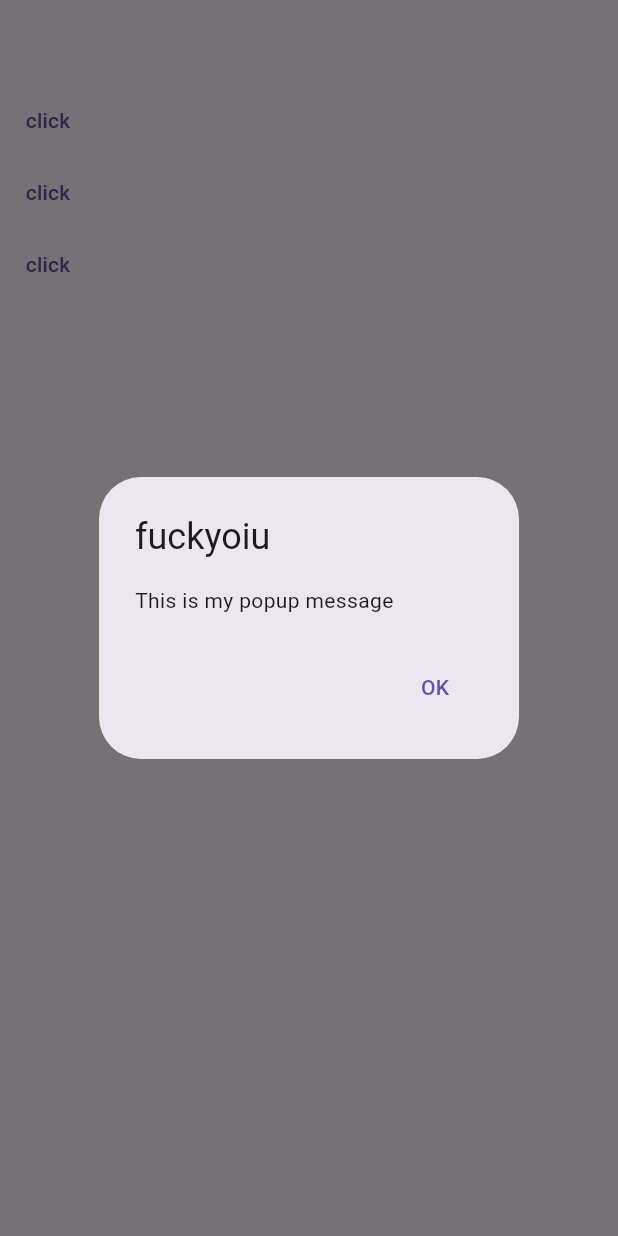
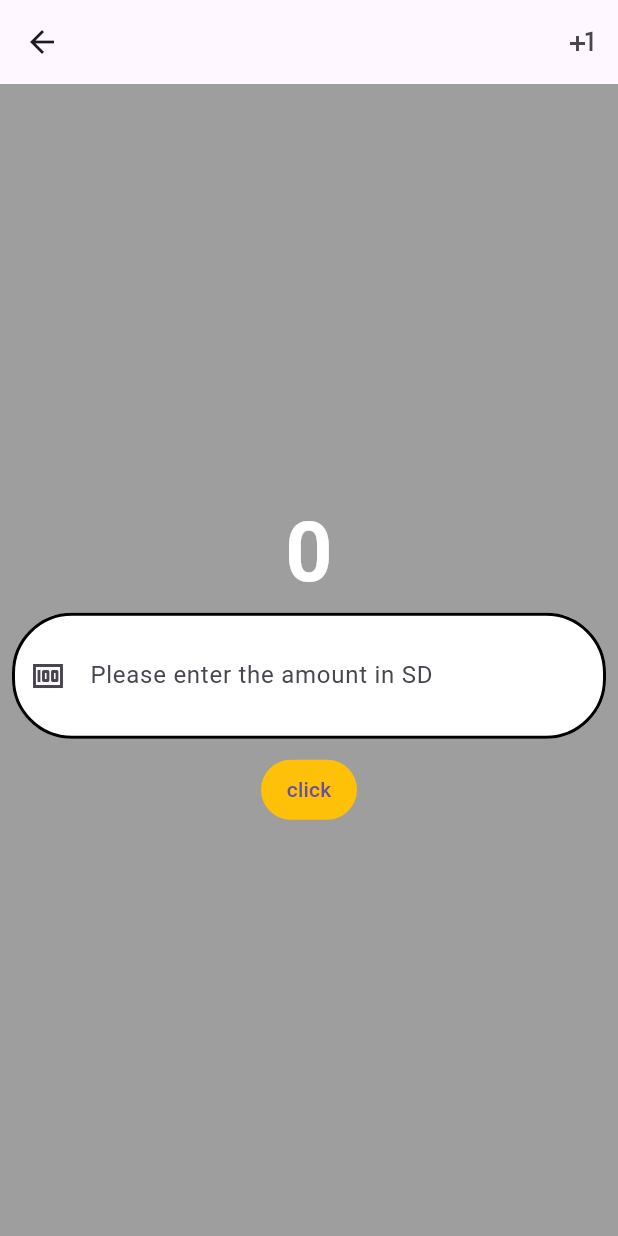
Before and after one commit to BitByBitCoder/Flutter-Tutorials, a Flutter app: the CurrencyConverter screen opened directly, after a tap on "click", on a phone screen of 412 x 824 dp. Run offline on Flutter 3.47's test engine with Material 3 defaults, Android fonts, the phone set to English and light mode, and no system bars.

Commit message:
Textbutton zir

```diff
--- a/currency_converter/currency_converter/lib/currency_converter.dart
+++ b/currency_converter/currency_converter/lib/currency_converter.dart
@@ -1,78 +1,78 @@
+import 'package:currency_converter/festures/constant.dart';
+import 'package:flutter/foundation.dart';
 import 'package:flutter/material.dart';
 
-class CurrencyConverter extends StatelessWidget {
-  const CurrencyConverter({super.key});
+class CurrencyConverter extends StatefulWidget {
+  CurrencyConverter({super.key});
+
+  @override
+  State<CurrencyConverter> createState() => _CurrencyConverterState();
+}
+
+class _CurrencyConverterState extends State<CurrencyConverter> {
+  List<String> Alist = ['hruiaia', 'kapatea', 'ffffff'];
 
   @override
   Widget build(BuildContext context) {
+    final Oborder = OutlineInputBorder(
+        borderSide: BorderSide(
+            color: Colors.black,
+            width: 2.0,
+            style: BorderStyle.solid,
+            strokeAlign: BorderSide.strokeAlignInside),
+        borderRadius: BorderRadius.all(Radius.circular(40)));
     return Scaffold(
-      appBar: AppBar(),
-      body: Column(children: <Widget>[
-        TextButton(
-            onPressed: () {
-              popup(context, 'fuckyoiu');
-            },
-            child: Text('click')),
-        TextButton(
-            onPressed: () {
-              modal(context);
-            },
-            child: Text('click')),
-        TextButton(
-            onPressed: () {
-              menu(context);
-            },
-            child: Text('click'))
-      ]),
-    );
-  }
+        backgroundColor: Colors.grey,
+        appBar: AppBar(
+          actions: [
+            IconButton(
+                onPressed: () {
+                  Alist.add('hellloo');
+                  setState(() {});
+                },
+                icon: Icon(Icons.plus_one))
+          ],
+        ),
+        body: Center(
+          child: Padding(
+            padding: const EdgeInsets.all(8.0),
+            child: Column(
+              mainAxisAlignment: MainAxisAlignment.center,
+              children: [
+                Text('0', style: Constants.size),
+                TextField(
+                    keyboardType: TextInputType.numberWithOptions(
+                      decimal: true,
+                      signed: true,
+                    ),
+                    // style: TextStyle(color: Colors.black),
+                    decoration: InputDecoration(
+                        contentPadding: EdgeInsets.all(30),
+                        focusedBorder: Oborder,
+                        enabledBorder: Oborder,
+                        filled: true,
+                        fillColor: Colors.white,
+                        prefixIcon: Icon(Icons.money),
+                        hintText: 'Please enter the amount in SD')),
+                SizedBox(
+                  height: 10,
+                ),
+                TextButton(
+                    style: ButtonStyle(
+                        backgroundColor:
+                            MaterialStatePropertyAll(Colors.amber)),
+                    onPressed: () {
+                      //debug , release , profile
+                      // release mode a run duh chuan flutter  run --release
 
-  void popup(BuildContext context, title) {
-    showDialog(
-        context: context,
-        builder: (context) {
-          return AlertDialog(
-            title: Text("$title"),
-            content: Text("This is my popup message"),
-            actions: [
-              TextButton(
-                child: Text("OK"),
-                onPressed: () {
-                  Navigator.pop(context);
-                },
-              )
-            ],
-          );
-        });
-  }
-
-  void modal(BuildContext context) {
-    showModalBottomSheet(
-        context: context,
-        builder: (context) {
-          return Container(
-            height: 200,
-            child: Center(
-              child: Text("This is a bottom sheet"),
+                      if (kDebugMode) {
+                        print('hello debug');
+                      }
+                    },
+                    child: Text('click'))
+              ],
             ),
-          );
-        });
+          ),
+        ));
   }
 }
-
-void menu(BuildContext context) async {
-  var selected = await showMenu(
-    context: context,
-    position: RelativeRect.fromLTRB(100, 100, 100, 100),
-    items: [
-      PopupMenuItem<int>(
-        value: 1,
-        child: Text("Item 1"),
-      ),
-      PopupMenuItem<int>(
-        value: 2,
-        child: Text("Item 2"),
-      )
-    ],
-  );
-}
--- /dev/null
+++ b/currency_converter/currency_converter/lib/festures/constant.dart
@@ -0,0 +1,6 @@
+import 'package:flutter/material.dart';
+
+class Constants {
+  static var size =
+      TextStyle(fontSize: 55, fontWeight: FontWeight.bold, color: Colors.white);
+}
--- a/currency_converter/currency_converter/lib/main.dart
+++ b/currency_converter/currency_converter/lib/main.dart
@@ -1,4 +1,5 @@
 import 'package:currency_converter/currency_converter.dart';
+import 'package:currency_converter/festures/buttonzir.dart';
 import 'package:flutter/material.dart';
 
 void main() {
@@ -11,6 +12,6 @@ class MyApp extends StatelessWidget {
   @override
   Widget build(BuildContext context) {
     // TODO: implement build
-    return CurrencyConverter();
+    return ButtonZir();
   }
 }
```
Also changed, not shown: currency_converter/currency_converter/lib/festures/buttonzir.dart (added, +41 -0 lines), currency_converter/currency_converter/lib/flutter_popup_ho.dart (+78 -0 lines), 1 other file.
